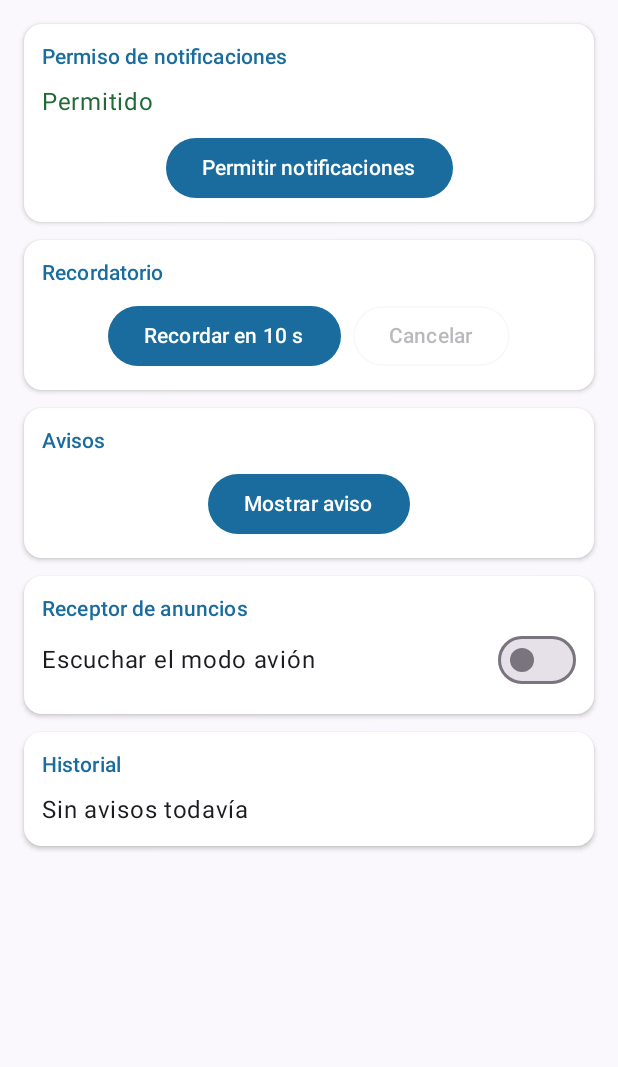
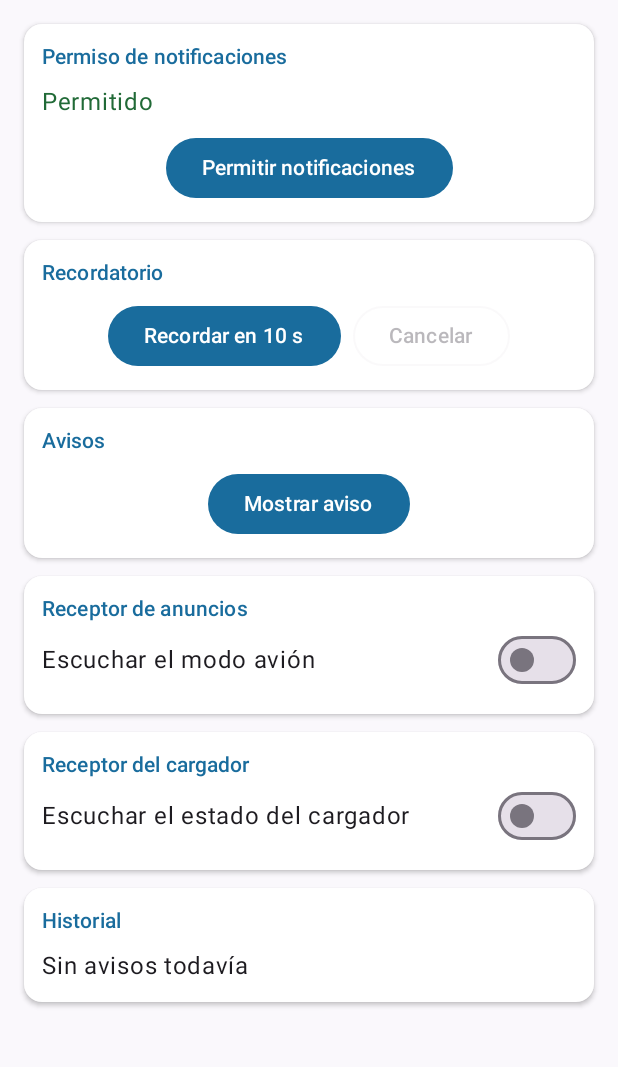
Before and after one commit to angieio/AvisosCampus, an Android app built with Jetpack Compose: the screen it shows after launch (MainActivity), on a phone screen of 412 x 824 dp, the part 96-1163 px from its top. Run offline under Robolectric (Android 15) with nearby library versions, the phone set to English and light mode, and no system bars.

Commit message:
feat(receptor): agrega avisos de conexion y desconexion del cargador

```diff
--- a/app/src/main/java/com/tecsup/avisoscampus/model/Modelos.kt
+++ b/app/src/main/java/com/tecsup/avisoscampus/model/Modelos.kt
@@ -3,7 +3,8 @@ package com.tecsup.avisoscampus.model
 enum class Origen(val texto: String) {
     BOTON("Botón"),
     RECORDATORIO("Recordatorio"),
-    MODO_AVION("Modo avión")
+    MODO_AVION("Modo avión"),
+    CARGADOR("Cargador")
 }
 data class Aviso(
     val id: Int,
--- a/app/src/main/java/com/tecsup/avisoscampus/ui/PantallaAvisos.kt
+++ b/app/src/main/java/com/tecsup/avisoscampus/ui/PantallaAvisos.kt
@@ -44,6 +44,7 @@ import com.tecsup.avisoscampus.R
 import com.tecsup.avisoscampus.data.AvisosRepositoryMemoria
 import com.tecsup.avisoscampus.model.PermisoUi
 import com.tecsup.avisoscampus.notificacion.Notificador
+import com.tecsup.avisoscampus.receiver.CargadorReceiver
 import com.tecsup.avisoscampus.receiver.ModoAvionReceiver
 import com.tecsup.avisoscampus.viewmodel.AvisosViewModel
 import com.tecsup.avisoscampus.viewmodel.AvisosViewModelFactory
@@ -59,6 +60,7 @@ fun PantallaAvisos() {
     val mensaje by vm.mensaje.collectAsState()
     val faltan by vm.faltan.collectAsState()
     val escuchando by vm.escuchandoAvion.collectAsState()
+    val escuchandoCargador by vm.escuchandoCargador.collectAsState()
 
     val lanzador = rememberLauncherForActivityResult(
         ActivityResultContracts.RequestPermission()
@@ -87,6 +89,25 @@ fun PantallaAvisos() {
                 contexto,
                 receptor,
                 IntentFilter(Intent.ACTION_AIRPLANE_MODE_CHANGED),
+                ContextCompat.RECEIVER_NOT_EXPORTED
+            )
+            onDispose { contexto.unregisterReceiver(receptor) }
+        } else {
+            onDispose { }
+        }
+    }
+
+    DisposableEffect(escuchandoCargador) {
+        if (escuchandoCargador) {
+            val receptor = CargadorReceiver { conectado -> vm.alCambiarCargador(conectado) }
+            val filtro = IntentFilter().apply {
+                addAction(Intent.ACTION_POWER_CONNECTED)
+                addAction(Intent.ACTION_POWER_DISCONNECTED)
+            }
+            ContextCompat.registerReceiver(
+                contexto,
+                receptor,
+                filtro,
                 ContextCompat.RECEIVER_NOT_EXPORTED
             )
             onDispose { contexto.unregisterReceiver(receptor) }
@@ -139,6 +160,7 @@ fun PantallaAvisos() {
             )
             TarjetaAvisos(alMostrarAviso = vm::avisarAhora)
             TarjetaReceptor(escuchando = escuchando, alCambiar = vm::cambiarEscucha)
+            TarjetaReceptorCargador(escuchando = escuchandoCargador, alCambiar = vm::cambiarEscuchaCargador)
             HistorialAvisos(avisos)
         }
     }
@@ -274,6 +296,31 @@ private fun TarjetaReceptor(escuchando: Boolean, alCambiar: (Boolean) -> Unit) {
 }
 
 @Composable
+private fun TarjetaReceptorCargador(escuchando: Boolean, alCambiar: (Boolean) -> Unit) {
+    Card(
+        modifier = Modifier.fillMaxWidth(),
+        colors = CardDefaults.cardColors(containerColor = MaterialTheme.colorScheme.surface),
+        elevation = CardDefaults.cardElevation(defaultElevation = 2.dp)
+    ) {
+        Column(modifier = Modifier.fillMaxWidth().padding(12.dp)) {
+            Text(
+                text = "Receptor del cargador",
+                color = MaterialTheme.colorScheme.primary,
+                style = MaterialTheme.typography.titleSmall
+            )
+            Row(
+                modifier = Modifier.fillMaxWidth(),
+                verticalAlignment = Alignment.CenterVertically,
+                horizontalArrangement = Arrangement.SpaceBetween
+            ) {
+                Text("Escuchar el estado del cargador", modifier = Modifier.weight(1f))
+                Switch(checked = escuchando, onCheckedChange = alCambiar)
+            }
+        }
+    }
+}
+
+@Composable
 private fun AvisoPermisoDenegado(mensaje: String, alAbrirAjustes: () -> Unit) {
     Card(
         modifier = Modifier.fillMaxWidth(),
```
Also changed, not shown: app/src/main/java/com/tecsup/avisoscampus/receiver/CargadorReceiver.kt (added, +16 -0 lines), app/src/main/java/com/tecsup/avisoscampus/viewmodel/AvisosViewModel.kt (+18 -0 lines).
